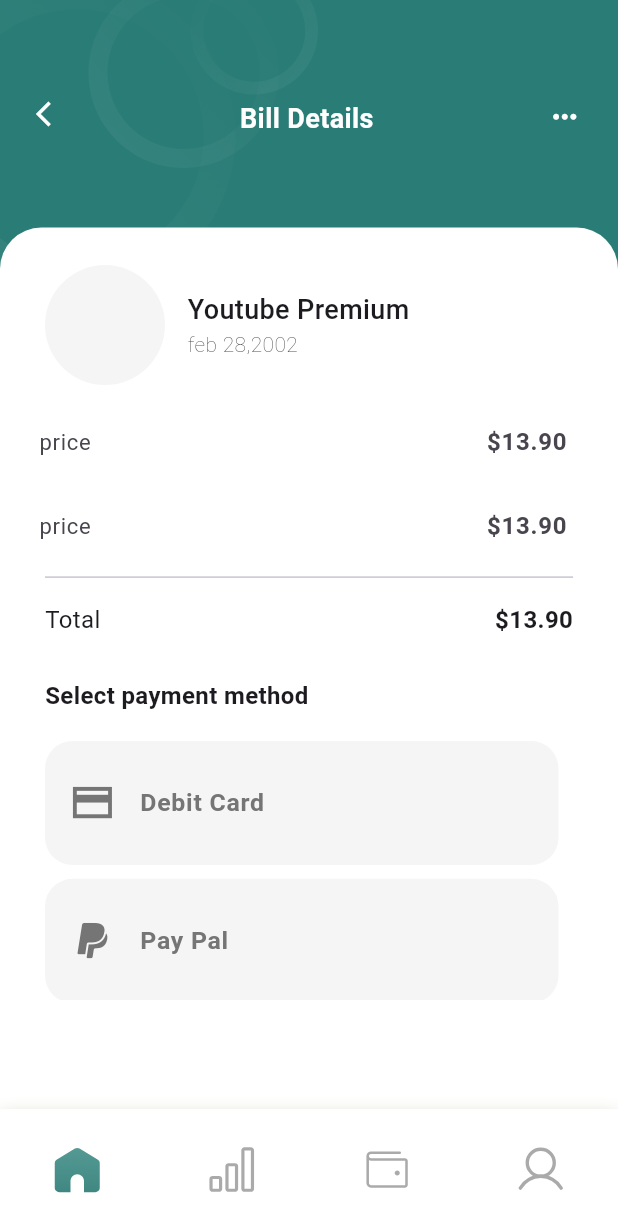
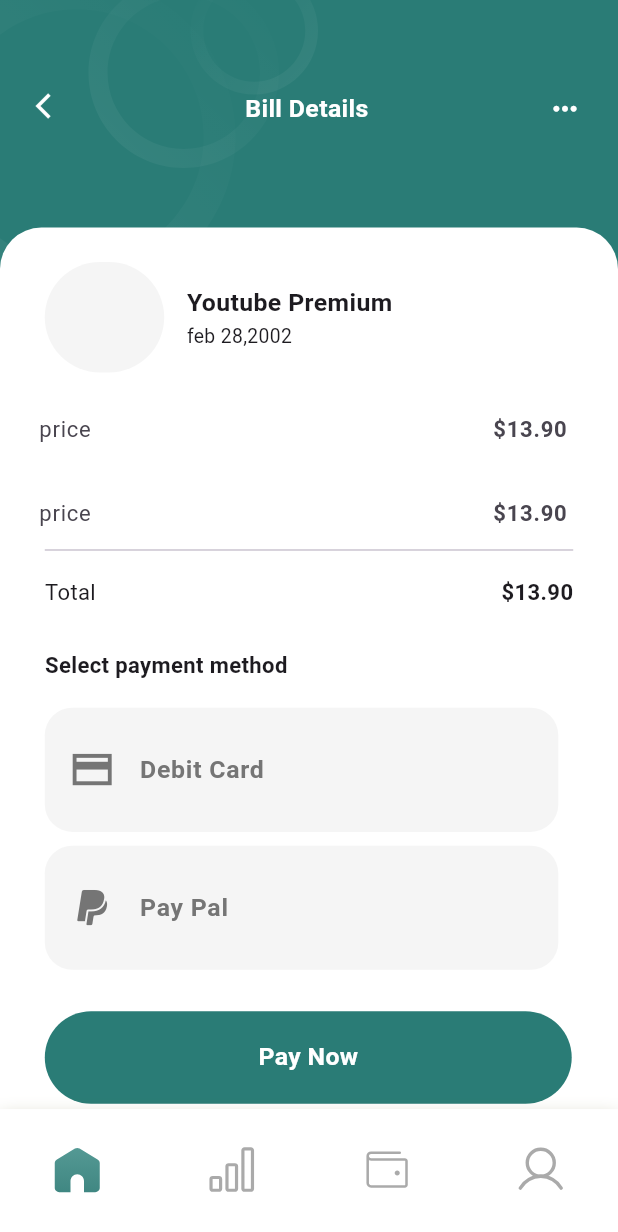
Before and after one commit to Aakanksha507/Income-Expenses-Tracker-App, a Flutter app: the BillDetails screen opened by its route, on a phone screen of 412 x 824 dp. Shown: the top 1232 px of the screen. Run offline on Flutter 3.47's test engine with Material 3 defaults, Android fonts, the phone set to English and light mode, and no system bars; our stand-ins replace firebase_auth, firebase_core, flutter_riverpod, flutter_screenutil, flutter_svg, go_router and 6 more; accounts and stored records are empty; project files that could hold a hidden picture were left out.

```diff
--- a/lib/config/theme/theme.dart
+++ b/lib/config/theme/theme.dart
@@ -9,6 +9,7 @@ class AppTheme {
       cardColor: Color(0xff2F7E79),
       textTheme: TextTheme(
         titleSmall: TextStyle(color: Colors.grey),
+        displayLarge: TextStyle(color: Colors.grey[900]),
         titleMedium: TextStyle(color: Colors.grey[700]),
         displayMedium: TextStyle(color: Colors.white),
         displaySmall: TextStyle(color: Colors.black),
@@ -27,11 +28,14 @@ class AppTheme {
       floatingActionButtonTheme: FloatingActionButtonThemeData(
         backgroundColor: Color(0xff3F8782),
         splashColor: Color(0xff69AEA9),
-
       ),
       cardTheme: CardThemeData(color: Colors.white),
       iconTheme: IconThemeData(color: Colors.white),
       navigationBarTheme: NavigationBarThemeData(backgroundColor: Colors.white),
+      snackBarTheme: SnackBarThemeData(
+        backgroundColor: Colors.grey[800],
+        actionTextColor: Colors.white,
+      ),
     );
   }
 
--- a/lib/features/auth/presentation/pages/wallet/bills/bill_details.dart
+++ b/lib/features/auth/presentation/pages/wallet/bills/bill_details.dart
@@ -17,7 +17,7 @@ class BillDetails extends StatelessWidget {
     return Scaffold(
       body: ScreenLayout(
         dynamicWidget: Padding(
-          padding: const EdgeInsets.only(left: 24.0, right: 24.0, top: 66),
+          padding: EdgeInsets.only(left: 24.0.w, right: 24.0.w, top: 66.h),
           child: Stack(
             children: [
               Column(
@@ -37,7 +37,7 @@ class BillDetails extends StatelessWidget {
                         style: TextStyle(
                           color: theme.textTheme.displayMedium!.color,
                           fontWeight: FontWeight.w600,
-                          fontSize: 18,
+                          fontSize: 18.sp,
                         ),
                       ),
                       Material(
@@ -66,15 +66,15 @@ class BillDetails extends StatelessWidget {
             crossAxisAlignment: CrossAxisAlignment.start,
             children: [
               Padding(
-                padding: const EdgeInsets.only(left: 30.0, top: 25, bottom: 10),
+                padding: EdgeInsets.only(left: 30.0.w, top: 25.h, bottom: 10.h),
                 child: Row(
                   children: [
                     Container(
-                      height: 80,
-                      width: 80,
+                      height: 80.h,
+                      width: 80.w,
                       decoration: BoxDecoration(
                         color: Colors.grey[100],
-                        borderRadius: BorderRadius.circular(50),
+                        borderRadius: BorderRadius.circular(50.r),
                       ),
                     ),
                     Padding(
@@ -85,15 +85,15 @@ class BillDetails extends StatelessWidget {
                           TextWidget(
                             text: 'Youtube Premium',
                             style: TextStyle(
-                              fontSize: 18,
-                              fontWeight: FontWeight.w500,
+                              fontSize: 18.sp,
+                              fontWeight: FontWeight.w600,
                             ),
                           ),
                           TextWidget(
                             text: 'feb 28,2002',
                             style: TextStyle(
-                              fontSize: 14,
-                              fontWeight: FontWeight.w200,
+                              fontSize: 14.sp,
+                              fontWeight: FontWeight.normal,
                             ),
                           ),
                         ],
@@ -104,12 +104,13 @@ class BillDetails extends StatelessWidget {
               ),
 
               Padding(
-                padding: const EdgeInsets.symmetric(horizontal: 10.0),
+                padding: EdgeInsets.symmetric(horizontal: 10.0.w),
                 child: SizedBox(
-                  height: 110,
+                  height: 110.h,
                   child: Expanded(
                     child: ListView.builder(
                       padding: EdgeInsets.zero,
+                      shrinkWrap: true,
                       itemCount: 2,
                       itemBuilder: (context, index) {
                         return ListTile(
@@ -123,7 +124,7 @@ class BillDetails extends StatelessWidget {
                           trailing: TextWidget(
                             text: '\$13.90',
                             style: TextStyle(
-                              fontSize: 16,
+                              fontSize: 16.sp,
                               fontWeight: FontWeight.w700,
                             ),
                           ),
@@ -134,7 +135,7 @@ class BillDetails extends StatelessWidget {
                 ),
               ),
               Padding(
-                padding: const EdgeInsets.symmetric(horizontal: 30.0),
+                padding: EdgeInsets.symmetric(horizontal: 30.0.w),
                 child: Column(
                   crossAxisAlignment: CrossAxisAlignment.start,
                   children: [
@@ -146,14 +147,14 @@ class BillDetails extends StatelessWidget {
                         TextWidget(
                           text: 'Total',
                           style: TextStyle(
-                            fontSize: 16,
+                            fontSize: 16.sp,
                             fontWeight: FontWeight.w400,
                           ),
                         ),
                         TextWidget(
                           text: '\$13.90',
                           style: TextStyle(
-                            fontSize: 16,
+                            fontSize: 16.sp,
                             fontWeight: FontWeight.w700,
                           ),
                         ),
@@ -163,7 +164,7 @@ class BillDetails extends StatelessWidget {
                     TextWidget(
                       text: 'Select payment method',
                       style: TextStyle(
-                        fontSize: 16,
+                        fontSize: 16.sp,
                         fontWeight: FontWeight.w700,
                       ),
                     ),
@@ -182,16 +183,19 @@ class BillDetails extends StatelessWidget {
 
                       icon: Icons.paypal,
                     ),
-                    SizedBox(height: 30),
-                    CustomButtonWidget(
+                    SizedBox(height: 30.h),
+                    Padding(
+                      padding: EdgeInsets.only(bottom: 20.0.h),
+                      child: CustomButtonWidget(
                         buttonName: 'Pay Now',
                         onPressed: () {
                           context.go(Path.billpayment);
                         },
                         textStyle: TextStyle(
                           fontSize: 18.sp,
-                        fontWeight: FontWeight.w400,
+                          fontWeight: FontWeight.w600,
                           color: theme.textTheme.displayMedium!.color!,
+                        ),
                       ),
                     ),
                   ],
--- a/lib/features/auth/presentation/widget/screen_layout.dart
+++ b/lib/features/auth/presentation/widget/screen_layout.dart
@@ -20,10 +20,10 @@ class ScreenLayout extends StatelessWidget {
         ),
         SvgPicture.asset('assets/images/top_bg.svg'),
         Padding(
-          padding:  EdgeInsets.only(top: 165.0.h),
+          padding: EdgeInsets.only(top: 165.0.h),
           child: Container(
             width: 414.w,
-            height: 560.h,
+            height: 700.h,
             decoration: BoxDecoration(
               color: Colors.white,
               borderRadius: BorderRadius.circular(30.r),
--- a/pubspec.yaml
+++ b/pubspec.yaml
@@ -48,6 +48,7 @@ dependencies:
   hive_flutter: ^1.1.0
   image_picker: ^1.2.0
   intl: ^0.20.2
+  mask_text_input_formatter: ^2.9.0
 
 dev_dependencies:
   flutter_test:
```
Also changed, not shown: lib/core/validation/form_validation.dart (added, +67 -0 lines), lib/features/auth/presentation/pages/homepage/homepage.dart (+11 -10 lines), lib/features/auth/presentation/pages/profile/profile.dart (+4 -4 lines), lib/features/auth/presentation/pages/wallet/bills/bill_payment.dart (+20 -20 lines), lib/features/auth/presentation/pages/wallet/connect_wallet/card.dart (+30 -3 lines), lib/features/auth/presentation/provider/hive_data_provider.dart (+10 -6 lines), lib/features/auth/presentation/widget/custom_snack_bar.dart (+10 -1 lines), lib/features/auth/presentation/widget/listtile_widget.dart (+5 -2 lines), lib/features/auth/presentation/widget/seletec_container_screen.dart (+5 -2 lines), lib/features/auth/presentation/widget/text_form_widget.dart (+7 -2 lines), pubspec.lock. Lines whose indentation alone changed are shown as unchanged.
